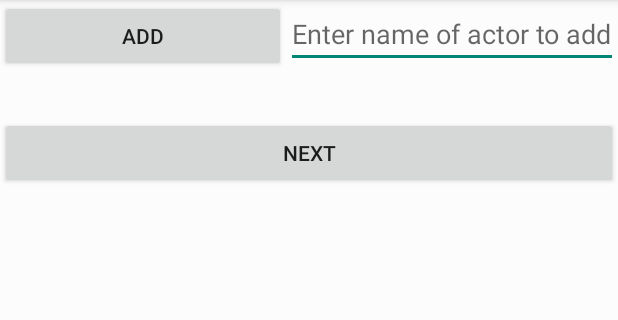
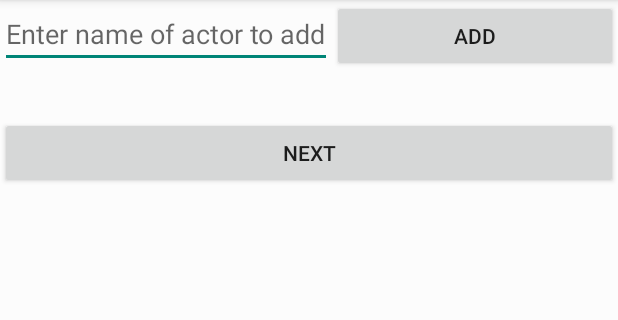
Before and after one commit to benjaminsg/eyemax, an Android app: the IdentifyActivity screen opened directly, with no data from a screen before it, on a phone screen of 412 x 824 dp, the part 84-404 px from its top. Run offline under Robolectric (Android 15) with nearby library versions, the phone set to English and light mode, and no system bars; our stand-ins replace ButterKnife; libraries missing offline, so code that uses them is left out: com.amazonaws.auth, com.amazonaws.services; network calls fail; pictures from the network do not load; 8 statements that could not run were skipped.

Commit message:
allow enter to submit actors

```diff
--- a/app/src/main/res/layout/activity_identify.xml
+++ b/app/src/main/res/layout/activity_identify.xml
@@ -27,6 +27,14 @@
             android:layout_height="wrap_content"
             android:orientation="horizontal">
 
+            <EditText
+                android:id="@+id/addText"
+                android:layout_width="wrap_content"
+                android:layout_height="wrap_content"
+                android:hint="Enter name of actor to add"
+                android:imeOptions="actionSend"
+                android:inputType="text" />
+
             <Button
                 android:id="@+id/addBtn"
                 android:layout_width="0dp"
@@ -34,11 +42,6 @@
                 android:layout_weight="1"
                 android:text="@string/add" />
 
-            <EditText
-                android:id="@+id/addText"
-                android:layout_width="wrap_content"
-                android:layout_height="wrap_content"
-                android:hint="Enter name of actor to add" />
         </LinearLayout>
 
         <ListView
```
Also changed, not shown: app/src/main/java/com/example/eyemax/IdentifyActivity.java (+32 -0 lines).
